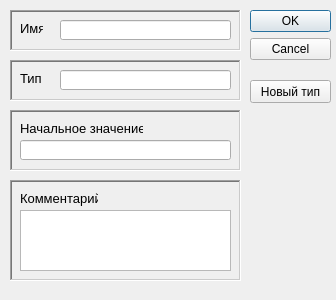
This is qvariableeditor.ui in graf-abolmasov/PGraph as Qt 5 draws it before an edit. The edited form follows.
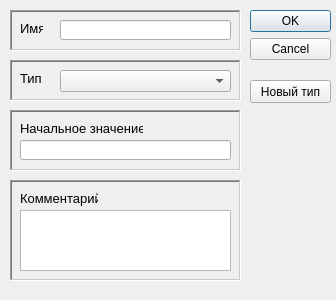
This is the edited form. Icons and pictures are not drawn.

Diff of the .ui file:
```diff
--- a/qvariableeditor.ui
+++ b/qvariableeditor.ui
@@ -131,13 +131,13 @@
      <string>Тип</string>
     </property>
    </widget>
-   <widget class="QLineEdit" name="typeEdit">
+   <widget class="QComboBox" name="typeCmbBox">
     <property name="geometry">
      <rect>
       <x>50</x>
       <y>10</y>
       <width>171</width>
-      <height>20</height>
+      <height>22</height>
      </rect>
     </property>
    </widget>
```
Left out of the diff: 24 changed lines with no effect on the pictures.
